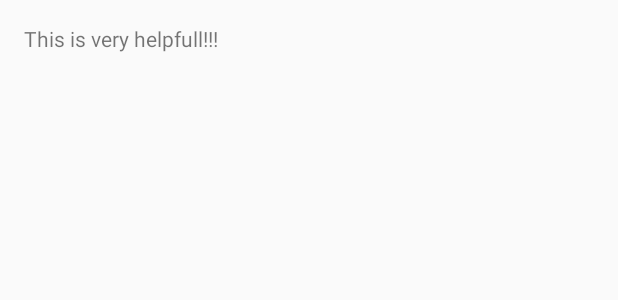
After one commit to BorutUmer/door_lock, an Android app: the layout activity_help.xml on its own in the app's theme, with its tools: preview values and no code run, on a phone screen of 412 x 824 dp. The commit adds this screen. Shown: the top 300 px of the screen. Run offline under Robolectric (Android 15) with nearby library versions, the phone set to English and light mode, and no system bars.

Commit message:
Fixed some menus.

```diff
--- a/app/src/main/AndroidManifest.xml
+++ b/app/src/main/AndroidManifest.xml
@@ -24,6 +24,10 @@
                 android:name="android.support.PARENT_ACTIVITY"
                 android:value="com.janmalec.jan.doorlock.MainActivity" />
         </activity>
+        <activity
+            android:name=".Help"
+            android:label="@string/title_activity_help" >
+        </activity>
     </application>
 
 </manifest>
--- /dev/null
+++ b/app/src/main/res/layout/activity_help.xml
@@ -0,0 +1,12 @@
+<RelativeLayout xmlns:android="http://schemas.android.com/apk/res/android"
+    xmlns:tools="http://schemas.android.com/tools" android:layout_width="match_parent"
+    android:layout_height="match_parent" android:paddingLeft="@dimen/activity_horizontal_margin"
+    android:paddingRight="@dimen/activity_horizontal_margin"
+    android:paddingTop="@dimen/activity_vertical_margin"
+    android:paddingBottom="@dimen/activity_vertical_margin"
+    tools:context="com.janmalec.jan.doorlock.Help">
+
+    <TextView android:text="This is very helpfull!!!" android:layout_width="wrap_content"
+        android:layout_height="wrap_content" />
+
+</RelativeLayout>
--- /dev/null
+++ b/app/src/main/res/menu/menu_help.xml
@@ -0,0 +1,5 @@
+<menu xmlns:android="http://schemas.android.com/apk/res/android"
+    xmlns:app="http://schemas.android.com/apk/res-auto"
+    xmlns:tools="http://schemas.android.com/tools" tools:context="com.janmalec.jan.doorlock.Help">
+
+</menu>
--- a/app/src/main/res/menu/menu_list.xml
+++ b/app/src/main/res/menu/menu_list.xml
@@ -2,6 +2,6 @@
     xmlns:app="http://schemas.android.com/apk/res-auto"
     xmlns:tools="http://schemas.android.com/tools"
     tools:context="com.janmalec.jan.doorlock.ListActivity">
-    <item android:id="@+id/action_settings" android:title="@string/action_settings"
+    <item android:id="@+id/menu_help" android:title="Help"
         android:orderInCategory="100" app:showAsAction="never" />
 </menu>
--- a/app/src/main/res/menu/menu_main.xml
+++ b/app/src/main/res/menu/menu_main.xml
@@ -1,6 +1,10 @@
 <menu xmlns:android="http://schemas.android.com/apk/res/android"
     xmlns:app="http://schemas.android.com/apk/res-auto"
     xmlns:tools="http://schemas.android.com/tools" tools:context=".MainActivity">
-    <item android:id="@+id/action_settings" android:title="@string/action_settings"
+    <item android:id="@+id/menu_log" android:title="View Log"
+        android:orderInCategory="100" app:showAsAction="never" />
+    <item android:id="@+id/menu_reset_database" android:title="Reset log"
+        android:orderInCategory="100" app:showAsAction="never" />
+    <item android:id="@+id/menu_help" android:title="Help"
         android:orderInCategory="100" app:showAsAction="never" />
 </menu>
--- a/app/src/main/res/values/strings.xml
+++ b/app/src/main/res/values/strings.xml
@@ -7,5 +7,6 @@
     <string name="n_vrata">Nisem zaklenil</string>
     <string name="log_string">Lock history</string>
     <string name="title_activity_list">ListActivity</string>
+    <string name="title_activity_help">Help</string>
 
 </resources>
```
Also changed, not shown: app/src/main/java/com/janmalec/jan/doorlock/Help.java (added, +36 -0 lines), app/src/main/java/com/janmalec/jan/doorlock/ListActivity.java (+7 -1 lines), app/src/main/java/com/janmalec/jan/doorlock/MainActivity.java (+34 -5 lines), app/src/main/java/com/janmalec/jan/doorlock/MySQLiteHelper.java (+14 -0 lines).
